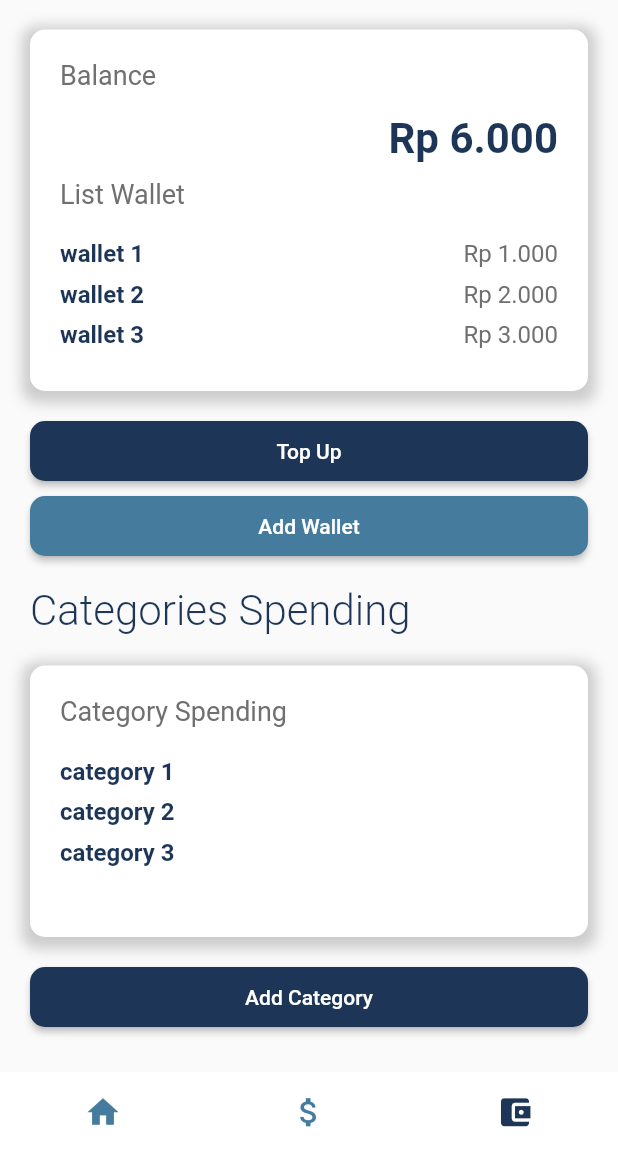
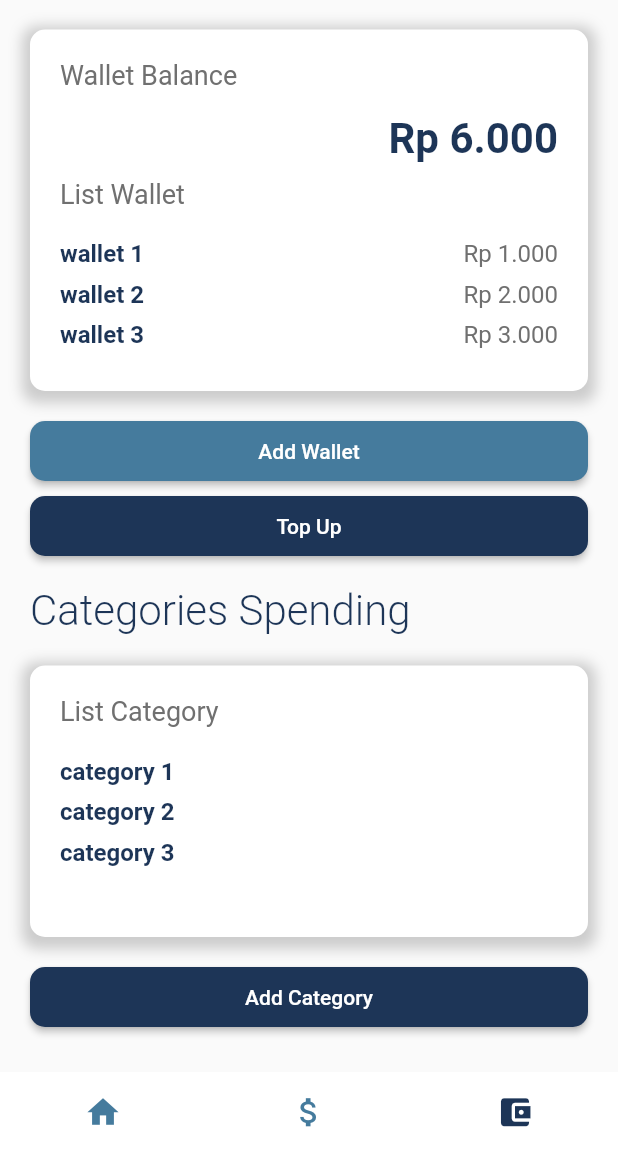
Before and after one commit to exceldeo/walletoo_app, a Flutter app: the screen it shows after launch, item 3 of the bottom bar chosen, on a phone screen of 412 x 824 dp, the part 80-1236 px from its top. Run offline on Flutter 3.47's test engine with Material 2 defaults, Android fonts, the light colour scheme and no system bars; drawn by our look-alikes of persistent_bottom_nav_bar; our stand-ins replace get_it; missing offline and left inert: dart:ffi.

Commit message:
refactor(utils): fixing sentence

```diff
--- a/lib/utils/string_resourses.dart
+++ b/lib/utils/string_resourses.dart
@@ -28,6 +28,7 @@ class Strings {
   static const String spendingTotal = "Total Spending";
   static const String spendingListByCategory = "List Spending By Category";
   static const String spendingListByWallet = "List Spending By Wallet";
+  static const String spendingList = "List Spending";
 
   static const String categoryName = "Category Name";
   static const String categoryNameHint = "Enter Category Name";
--- a/lib/view/screens/home_screen.dart
+++ b/lib/view/screens/home_screen.dart
@@ -5,6 +5,7 @@ import 'package:walletoo_app/provider/spending_provider.dart';
 import 'package:walletoo_app/provider/wallet_provider.dart';
 import 'package:walletoo_app/utils/color_resources.dart';
 import 'package:walletoo_app/utils/dimensions.dart';
+import 'package:walletoo_app/utils/string_resourses.dart';
 import 'package:walletoo_app/view/widgets/card_spending.dart';
 import 'package:walletoo_app/view/widgets/card_wallet_balance.dart';
 
@@ -50,7 +51,7 @@ class _HomeScreenState extends State<HomeScreen> {
                 children: [
                   Container(
                     width: double.infinity,
-                    child: Text("Wallet",
+                    child: Text(Strings.wallet,
                         style: TextStyle(
                           fontSize: Dimensions.FONT_SIZE_OVER_LARGE,
                           fontWeight: FontWeight.w300,
@@ -72,7 +73,7 @@ class _HomeScreenState extends State<HomeScreen> {
                   Row(
                     mainAxisAlignment: MainAxisAlignment.spaceBetween,
                     children: [
-                      Text("Spending",
+                      Text(Strings.spending,
                           style: TextStyle(
                             fontSize: Dimensions.FONT_SIZE_OVER_LARGE,
                             fontWeight: FontWeight.w300,
--- a/lib/view/screens/spending_screen.dart
+++ b/lib/view/screens/spending_screen.dart
@@ -5,6 +5,7 @@ import 'package:walletoo_app/data/models/spending.dart';
 import 'package:walletoo_app/provider/spending_provider.dart';
 import 'package:walletoo_app/utils/color_resources.dart';
 import 'package:walletoo_app/utils/dimensions.dart';
+import 'package:walletoo_app/utils/string_resourses.dart';
 import 'package:walletoo_app/view/widgets/button.dart';
 import 'package:walletoo_app/view/widgets/spendingPage/card_spending.dart';
 
@@ -44,7 +45,7 @@ class _SpendingScreenState extends State<SpendingScreen> {
               children: [
                 Expanded(
                   flex: 4,
-                  child: Text("Spending",
+                  child: Text(Strings.spending,
                       style: TextStyle(
                         fontSize: Dimensions.FONT_SIZE_OVER_LARGE,
                         fontWeight: FontWeight.w300,
@@ -106,7 +107,7 @@ class _SpendingScreenState extends State<SpendingScreen> {
             ),
             Button(
               ButtonType: 'primary',
-              ButtonText: 'Add Spending',
+              ButtonText: Strings.spendingAdd,
               Size: 'md',
               onPressed: () {
                 print("tset");
@@ -117,7 +118,7 @@ class _SpendingScreenState extends State<SpendingScreen> {
             ),
             Button(
               ButtonType: 'secondary',
-              ButtonText: 'See All Spending',
+              ButtonText: Strings.spendingHistory,
               Size: 'md',
               onPressed: () {
                 print("tset");
--- a/lib/view/screens/wallet_screen.dart
+++ b/lib/view/screens/wallet_screen.dart
@@ -6,6 +6,7 @@ import 'package:walletoo_app/provider/category_provider.dart';
 import 'package:walletoo_app/provider/wallet_provider.dart';
 import 'package:walletoo_app/utils/color_resources.dart';
 import 'package:walletoo_app/utils/dimensions.dart';
+import 'package:walletoo_app/utils/string_resourses.dart';
 import 'package:walletoo_app/view/widgets/button.dart';
 import 'package:walletoo_app/view/widgets/card_category.dart';
 import 'package:walletoo_app/view/widgets/card_wallet_balance.dart';
@@ -52,7 +53,7 @@ class _WalletScreenState extends State<WalletScreen> {
                     children: [
                       Container(
                         width: double.infinity,
-                        child: Text("Wallet",
+                        child: Text(Strings.wallet,
                             style: TextStyle(
                               fontSize: Dimensions.FONT_SIZE_OVER_LARGE,
                               fontWeight: FontWeight.w300,
@@ -72,16 +73,16 @@ class _WalletScreenState extends State<WalletScreen> {
                         height: 20,
                       ),
                       Button(
-                          ButtonType: 'primary',
-                          ButtonText: 'Top Up',
+                          ButtonType: 'secondary',
+                          ButtonText: Strings.walletAdd,
                           Size: 'md',
                           onPressed: () {}),
                       SizedBox(
                         height: 10,
                       ),
                       Button(
-                          ButtonType: 'secondary',
-                          ButtonText: 'Add Wallet',
+                          ButtonType: 'primary',
+                          ButtonText: Strings.topUp,
                           Size: 'md',
                           onPressed: () {}),
                       SizedBox(
@@ -89,7 +90,7 @@ class _WalletScreenState extends State<WalletScreen> {
                       ),
                       Container(
                         width: double.infinity,
-                        child: Text("Categories Spending",
+                        child: Text(Strings.categoriesSpending,
                             style: TextStyle(
                               fontSize: Dimensions.FONT_SIZE_OVER_LARGE,
                               fontWeight: FontWeight.w300,
@@ -106,7 +107,7 @@ class _WalletScreenState extends State<WalletScreen> {
                         height: 20,
                       ),
                       Button(
-                          ButtonText: 'Add Category',
+                          ButtonText: Strings.categoryAdd,
                           ButtonType: 'primary',
                           Size: 'md',
                           onPressed: () {}),
--- a/lib/view/widgets/card_category.dart
+++ b/lib/view/widgets/card_category.dart
@@ -4,6 +4,7 @@ import 'package:walletoo_app/data/models/wallet.dart';
 import 'package:walletoo_app/utils/color_resources.dart';
 import 'package:walletoo_app/utils/currency_format.dart';
 import 'package:walletoo_app/utils/dimensions.dart';
+import 'package:walletoo_app/utils/string_resourses.dart';
 
 class CardListCategory extends StatelessWidget {
   final List<CategorySpendingModel> categories;
@@ -35,7 +36,7 @@ class CardListCategory extends StatelessWidget {
           Container(
             width: double.infinity,
             child: Text(
-              "Category Spending",
+              Strings.categoryList,
               textAlign: TextAlign.left,
               style: TextStyle(
                 fontSize: Dimensions.FONT_SIZE_DEFAULT,
--- a/lib/view/widgets/card_spending.dart
+++ b/lib/view/widgets/card_spending.dart
@@ -3,6 +3,7 @@ import 'package:walletoo_app/data/models/wallet.dart';
 import 'package:walletoo_app/utils/color_resources.dart';
 import 'package:walletoo_app/utils/currency_format.dart';
 import 'package:walletoo_app/utils/dimensions.dart';
+import 'package:walletoo_app/utils/string_resourses.dart';
 
 class CardSpending extends StatelessWidget {
   final double balance;
@@ -84,7 +85,7 @@ class CardSpending extends StatelessWidget {
           Container(
             width: double.infinity,
             child: Text(
-              "Total Spending",
+              Strings.spendingTotal,
               textAlign: TextAlign.left,
               style: TextStyle(
                 fontSize: Dimensions.FONT_SIZE_DEFAULT,
@@ -107,7 +108,7 @@ class CardSpending extends StatelessWidget {
           Container(
             width: double.infinity,
             child: Text(
-              "List Spending By Category",
+              Strings.spendingListByCategory,
               textAlign: TextAlign.left,
               style: TextStyle(
                 fontSize: Dimensions.FONT_SIZE_DEFAULT,
--- a/lib/view/widgets/card_wallet_balance.dart
+++ b/lib/view/widgets/card_wallet_balance.dart
@@ -3,6 +3,7 @@ import 'package:walletoo_app/data/models/wallet.dart';
 import 'package:walletoo_app/utils/color_resources.dart';
 import 'package:walletoo_app/utils/currency_format.dart';
 import 'package:walletoo_app/utils/dimensions.dart';
+import 'package:walletoo_app/utils/string_resourses.dart';
 
 class CardWalletBalance extends StatelessWidget {
   final double balance;
@@ -36,7 +37,7 @@ class CardWalletBalance extends StatelessWidget {
           Container(
             width: double.infinity,
             child: Text(
-              "Balance",
+              Strings.walletBalance,
               textAlign: TextAlign.left,
               style: TextStyle(
                 fontSize: Dimensions.FONT_SIZE_DEFAULT,
@@ -62,7 +63,7 @@ class CardWalletBalance extends StatelessWidget {
           Container(
             width: double.infinity,
             child: Text(
-              "List Wallet",
+              Strings.walletList,
               textAlign: TextAlign.left,
               style: TextStyle(
                 fontSize: Dimensions.FONT_SIZE_DEFAULT,
--- a/lib/view/widgets/spendingPage/card_spending.dart
+++ b/lib/view/widgets/spendingPage/card_spending.dart
@@ -4,6 +4,7 @@ import 'package:walletoo_app/data/models/wallet.dart';
 import 'package:walletoo_app/utils/color_resources.dart';
 import 'package:walletoo_app/utils/currency_format.dart';
 import 'package:walletoo_app/utils/dimensions.dart';
+import 'package:walletoo_app/utils/string_resourses.dart';
 
 class CardSpendingDaily extends StatelessWidget {
   List<SpendingModel> spendings = [];
@@ -35,7 +36,7 @@ class CardSpendingDaily extends StatelessWidget {
           Container(
             width: double.infinity,
             child: Text(
-              "List Spending",
+              Strings.spendingList,
               textAlign: TextAlign.left,
               style: TextStyle(
                 fontSize: Dimensions.FONT_SIZE_DEFAULT,
```
